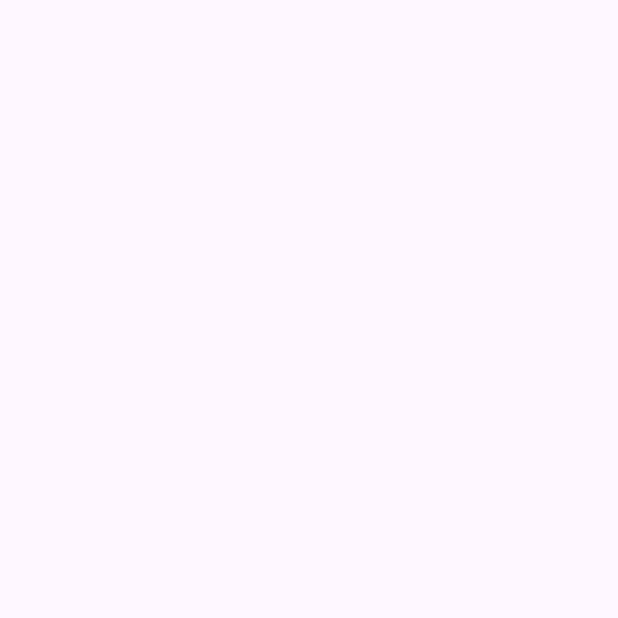
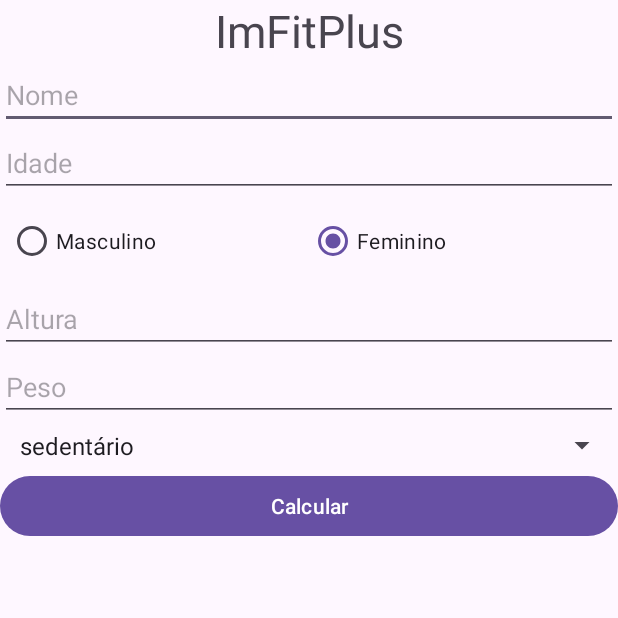
Before and after one commit to isaacnwt/ImFitPlus, an Android app: the DadosPessoaisActivity screen opened directly, with no data from a screen before it, on a phone screen of 412 x 824 dp, the top half of it. Before the commit the part shown is empty. Run offline under Robolectric (Android 15) with nearby library versions, the phone set to English and light mode, and no system bars.

Commit message:
feat: form da tela de dados pessoais

```diff
--- a/app/src/main/res/layout/activity_dados_pessoais.xml
+++ b/app/src/main/res/layout/activity_dados_pessoais.xml
@@ -7,4 +7,99 @@
     android:layout_height="match_parent"
     tools:context=".DadosPessoaisActivity">
 
+    <TextView
+        android:id="@+id/titulo_tv"
+        android:layout_width="wrap_content"
+        android:layout_height="wrap_content"
+        android:text="@string/app_name"
+        android:textSize="30sp"
+        app:layout_constraintEnd_toEndOf="parent"
+        app:layout_constraintStart_toStartOf="parent"
+        app:layout_constraintTop_toTopOf="parent"
+        app:layout_constraintBottom_toTopOf="@id/nome_et"/>
+
+    <EditText
+        android:id="@+id/nome_et"
+        android:layout_width="match_parent"
+        android:layout_height="wrap_content"
+        android:hint="Nome"
+        app:layout_constraintEnd_toEndOf="parent"
+        app:layout_constraintStart_toStartOf="parent"
+        app:layout_constraintTop_toBottomOf="@id/titulo_tv"
+        app:layout_constraintBottom_toBottomOf="@id/idade_et"/>
+
+    <EditText
+        android:id="@+id/idade_et"
+        android:layout_width="match_parent"
+        android:layout_height="wrap_content"
+        android:hint="Idade"
+        app:layout_constraintEnd_toEndOf="parent"
+        app:layout_constraintStart_toStartOf="parent"
+        app:layout_constraintTop_toBottomOf="@id/nome_et"
+        app:layout_constraintBottom_toTopOf="@id/sexo_rg"/>
+
+    <RadioGroup
+        android:id="@+id/sexo_rg"
+        android:layout_width="match_parent"
+        android:layout_height="wrap_content"
+        android:padding="5dp"
+        android:orientation="horizontal"
+        android:gravity="center"
+        app:layout_constraintStart_toStartOf="parent"
+        app:layout_constraintEnd_toEndOf="parent"
+        app:layout_constraintTop_toBottomOf="@id/idade_et"
+        app:layout_constraintBottom_toTopOf="@id/altura_et">
+        <RadioButton
+            android:id="@+id/masculino_rb"
+            android:layout_width="0dp"
+            android:layout_height="wrap_content"
+            android:layout_weight="1"
+            android:text="Masculino"
+            android:checked="true"/>
+        <RadioButton
+            android:id="@+id/feminino_rb"
+            android:layout_width="0dp"
+            android:layout_height="wrap_content"
+            android:layout_weight="1"
+            android:text="Feminino"
+            android:checked="true"/>
+    </RadioGroup>
+    <EditText
+        android:id="@+id/altura_et"
+        android:layout_width="match_parent"
+        android:layout_height="wrap_content"
+        android:hint="Altura"
+        app:layout_constraintEnd_toEndOf="parent"
+        app:layout_constraintStart_toStartOf="parent"
+        app:layout_constraintTop_toBottomOf="@id/sexo_rg"
+        app:layout_constraintBottom_toTopOf="@id/peso_et"/>
+    <EditText
+        android:id="@+id/peso_et"
+        android:layout_width="match_parent"
+        android:layout_height="wrap_content"
+        android:hint="Peso"
+        app:layout_constraintEnd_toEndOf="parent"
+        app:layout_constraintStart_toStartOf="parent"
+        app:layout_constraintTop_toBottomOf="@id/altura_et"
+        app:layout_constraintBottom_toTopOf="@id/nivel_atividade_sp"/>
+    <Spinner
+        android:id="@+id/nivel_atividade_sp"
+        android:layout_width="match_parent"
+        android:layout_height="wrap_content"
+        android:entries="@array/nivel_atividade"
+        android:padding="5dp"
+        app:layout_constraintStart_toStartOf="parent"
+        app:layout_constraintEnd_toEndOf="parent"
+        app:layout_constraintTop_toBottomOf="@id/peso_et"
+        app:layout_constraintBottom_toTopOf="@id/calcular_bt"/>
+
+    <Button
+        android:id="@+id/calcular_bt"
+        android:layout_width="match_parent"
+        android:layout_height="wrap_content"
+        android:text="Calcular"
+        app:layout_constraintTop_toBottomOf="@id/nivel_atividade_sp"
+        app:layout_constraintStart_toStartOf="parent"
+        app:layout_constraintEnd_toEndOf="parent"/>
+
 </androidx.constraintlayout.widget.ConstraintLayout>
--- a/app/src/main/res/values/strings.xml
+++ b/app/src/main/res/values/strings.xml
@@ -2,4 +2,10 @@
     <string name="app_name">ImFitPlus</string>
     <string name="subtitulo">Descubra seu perfil de saúde e receba recomendações personalizadas.</string>
     <string name="comecar">Começe aqui</string>
+    <string-array name="nivel_atividade">
+        <item>sedentário</item>
+        <item>leve</item>
+        <item>moderado</item>
+        <item>intenso</item>
+    </string-array>
 </resources>
```
